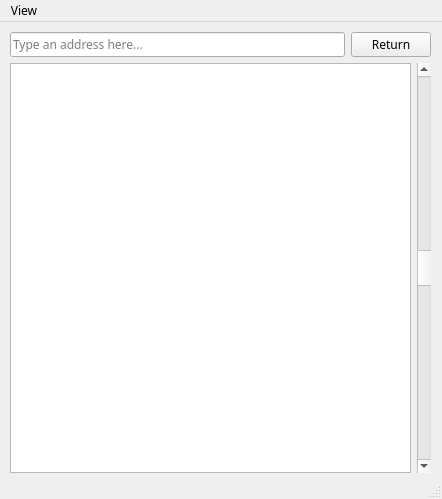
First picture: the form in cmainwindow.ui, repository kvakazabra/memObserver, before the edit.
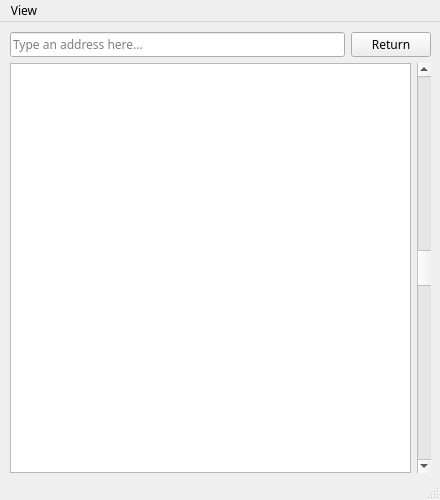
Second picture: the form after the edit.

Commit message: Make all windows non-resizable

Diff of the .ui file:
```diff
--- a/cmainwindow.ui
+++ b/cmainwindow.ui
@@ -9,10 +9,28 @@
    <rect>
     <x>0</x>
     <y>0</y>
-    <width>442</width>
-    <height>499</height>
+    <width>440</width>
+    <height>500</height>
    </rect>
   </property>
+  <property name="sizePolicy">
+   <sizepolicy hsizetype="Fixed" vsizetype="Fixed">
+    <horstretch>0</horstretch>
+    <verstretch>0</verstretch>
+   </sizepolicy>
+  </property>
+  <property name="minimumSize">
+   <size>
+    <width>440</width>
+    <height>500</height>
+   </size>
+  </property>
+  <property name="maximumSize">
+   <size>
+    <width>440</width>
+    <height>500</height>
+   </size>
+  </property>
   <property name="font">
    <font>
     <family>Ubuntu Mono</family>
@@ -22,7 +40,7 @@
    <string>Memory Observer</string>
   </property>
   <widget class="QWidget" name="centralwidget">
-   <widget class="QWidget" name="">
+   <widget class="QWidget" name="layoutWidget">
     <property name="geometry">
      <rect>
       <x>10</x>
@@ -102,7 +120,7 @@
     <rect>
      <x>0</x>
      <y>0</y>
-     <width>442</width>
+     <width>440</width>
      <height>17</height>
     </rect>
    </property>
```
Left out of the diff: 3 changed lines with no effect on the pictures. The commit also changes 3 other files.
